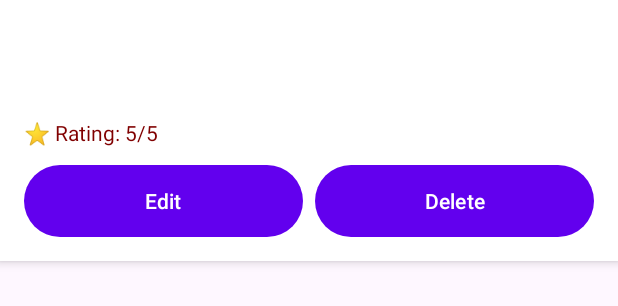
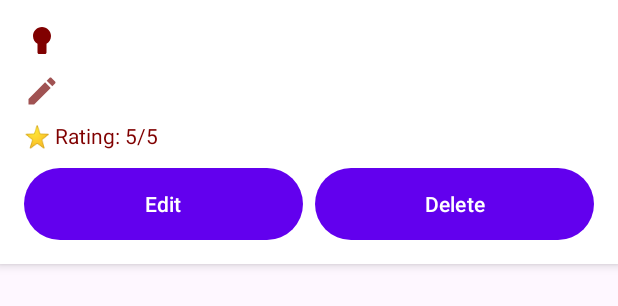
Before and after one commit to haroon-ahmedy92/RestaurantReview, an Android app: the layout item_review.xml on its own in the app's theme, with its tools: preview values and no code run, on a phone screen of 412 x 824 dp. Shown: the top 306 px of the screen. Run offline under Robolectric (Android 15) with nearby library versions, the phone set to English and light mode, and no system bars.

Commit message:
minor modification

```diff
--- /dev/null
+++ b/app/src/main/res/drawable/ic_delete.xml
@@ -0,0 +1,9 @@
+<vector xmlns:android="http://schemas.android.com/apk/res/android"
+    android:width="24dp"
+    android:height="24dp"
+    android:viewportWidth="24"
+    android:viewportHeight="24">
+    <path
+        android:fillColor="@color/white"
+        android:pathData="M6,19c0,1.1 0.9,2 2,2h8c1.1,0 2,-0.9 2,-2V7H6V19zM19,4h-3.5l-1,-1h-5l-1,1H5v2h14V4z" />
+</vector>
--- a/app/src/main/res/drawable/rounded_button.xml
+++ b/app/src/main/res/drawable/rounded_button.xml
@@ -1,4 +1,6 @@
-<shape xmlns:android="http://schemas.android.com/apk/res/android" android:shape="rectangle">
-    <corners android:radius="24dp" />
-    <solid android:color="#800000" />
+<!-- rounded_button.xml -->
+<shape xmlns:android="http://schemas.android.com/apk/res/android">
+    <solid android:color="@color/maroon" />
+    <corners android:radius="24dp" /> <!-- Adjust radius for rounded corners -->
+    <padding android:left="16dp" android:top="8dp" android:right="16dp" android:bottom="8dp" />
 </shape>
--- a/app/src/main/res/drawable/rounded_edittext.xml
+++ b/app/src/main/res/drawable/rounded_edittext.xml
@@ -2,5 +2,5 @@
     <corners android:radius="12dp" />
     <solid android:color="#FFFFFF" />
     <stroke android:width="1dp"
-             android:color="#800000" />
+           android:color="#800000" />
 </shape>
--- a/app/src/main/res/layout/activity_main.xml
+++ b/app/src/main/res/layout/activity_main.xml
@@ -44,5 +44,6 @@
         app:headerLayout="@layout/nav_header"
         app:menu="@menu/nav_menu"
         app:itemIconTint="@color/white"
-        app:itemTextColor="@color/white" />
+        app:itemTextColor="@color/white"
+        />
 </androidx.drawerlayout.widget.DrawerLayout>
--- a/app/src/main/res/layout/item_review.xml
+++ b/app/src/main/res/layout/item_review.xml
@@ -6,24 +6,34 @@
     android:padding="16dp"
     android:background="@color/white"
     android:layout_marginBottom="8dp"
-    android:elevation="4dp">
+    android:elevation="4dp"
+    android:backgroundTint="@color/white">
 
+    <!-- Restaurant Name -->
     <TextView
         android:id="@+id/tvRestaurantName"
         android:layout_width="match_parent"
         android:layout_height="wrap_content"
         android:textSize="18sp"
         android:textStyle="bold"
-        android:textColor="@color/maroon" />
+        android:textColor="@color/maroon"
+        android:drawableStart="@drawable/ic_restaurant"
+    android:drawablePadding="8dp"
+    android:drawableTint="@color/maroon" />
 
+    <!-- Review Text -->
     <TextView
         android:id="@+id/tvReviewText"
         android:layout_width="match_parent"
         android:layout_height="wrap_content"
         android:layout_marginTop="8dp"
         android:textColor="@color/maroon_light"
-        android:textSize="16sp" />
+        android:textSize="16sp"
+        android:drawableStart="@drawable/ic_edit"
+    android:drawablePadding="8dp"
+    android:drawableTint="@color/maroon_light" />
 
+    <!-- Rating -->
     <TextView
         android:id="@+id/tvRating"
         android:layout_width="match_parent"
@@ -34,13 +44,14 @@
         android:text="⭐ Rating: 5/5"
         android:drawablePadding="4dp" />
 
-
+    <!-- Edit and Delete Buttons -->
     <LinearLayout
         android:layout_width="match_parent"
         android:layout_height="wrap_content"
         android:orientation="horizontal"
         android:layout_marginTop="12dp">
 
+        <!-- Edit Button -->
         <Button
             android:id="@+id/btnEdit"
             android:layout_width="0dp"
@@ -49,15 +60,22 @@
             android:text="Edit"
             android:background="@drawable/rounded_button"
             android:textColor="@color/white"
-            android:layout_marginEnd="8dp" />
+            android:layout_marginEnd="8dp"
+            android:drawableStart="@drawable/ic_edit"
+        android:drawablePadding="8dp"
+        android:drawableTint="@color/white" />
 
+        <!-- Delete Button -->
         <Button
             android:id="@+id/btnDelete"
             android:layout_width="0dp"
-            android:layout_height="wrap_content"
+            android:layout_height="match_parent"
             android:layout_weight="1"
+            android:background="@drawable/rounded_button"
+            android:drawableStart="@drawable/ic_delete"
+            android:drawablePadding="8dp"
+            android:drawableTint="@color/white"
             android:text="Delete"
-            android:background="@drawable/rounded_button"
             android:textColor="@color/white" />
     </LinearLayout>
 </LinearLayout>
--- a/app/src/main/res/values/colors.xml
+++ b/app/src/main/res/values/colors.xml
@@ -75,7 +75,9 @@
     <color name="misty_rose">#FFFFE4E1</color>
 
 
-    <color name="maroon_light">#B22222</color>
+    <color name="maroon_light">#A05252</color>
+
+
 
 
 </resources>
```
